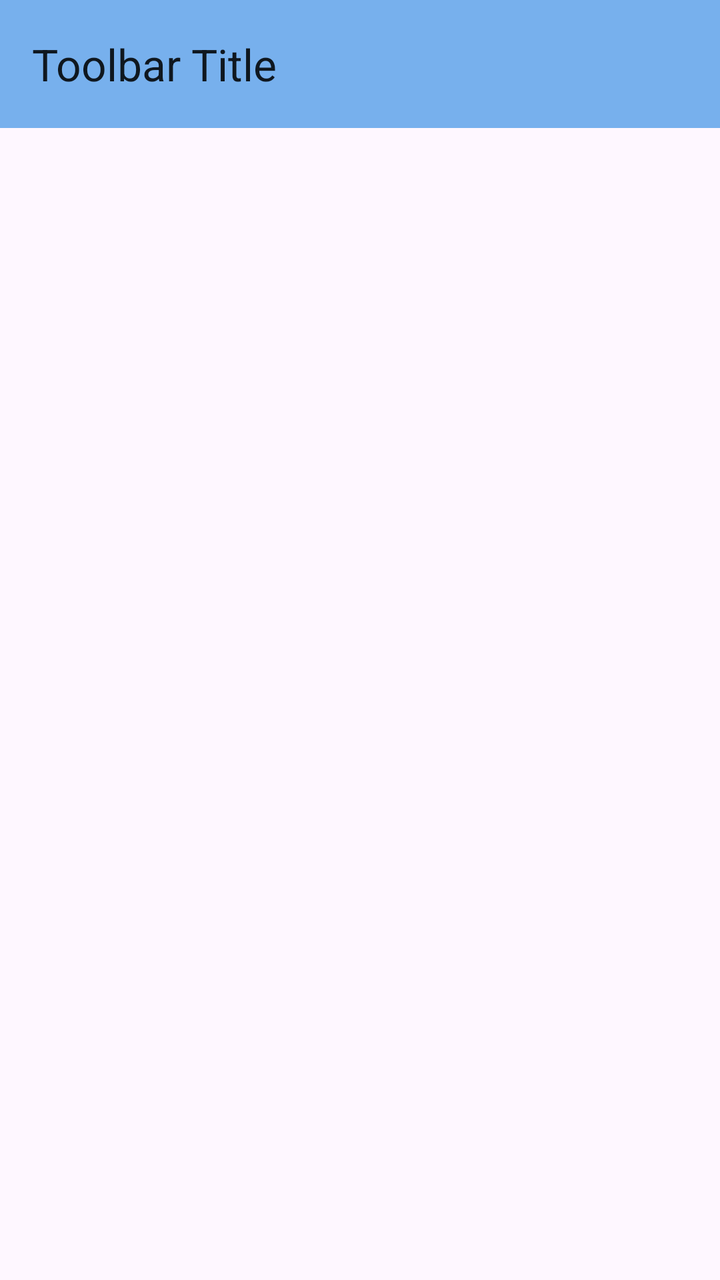
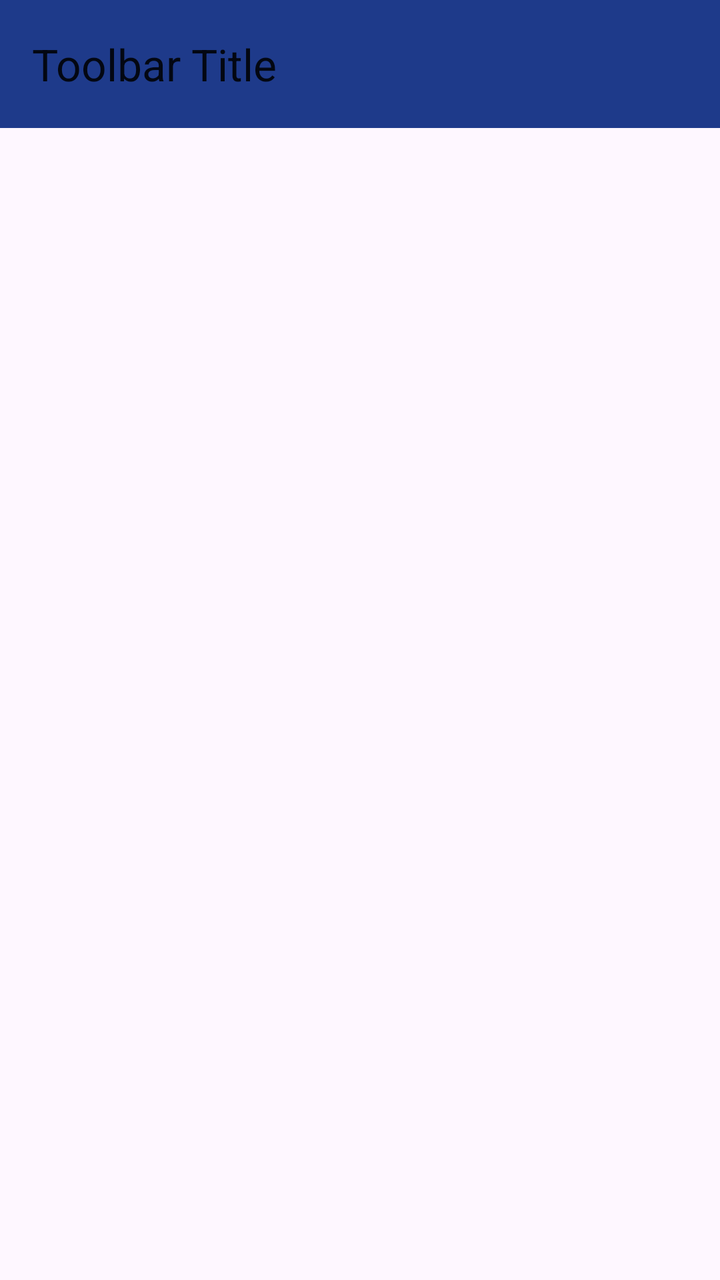

Screens rendered from an Android XML layout before and after an edit, with the pre-edit source and the edit as a unified diff.
<!-- AndroidManifest.xml: application theme Theme.BookExpo -->
<!-- res/layout/activity_main.xml -->
<?xml version="1.0" encoding="utf-8"?>
<androidx.drawerlayout.widget.DrawerLayout xmlns:android="http://schemas.android.com/apk/res/android"
    xmlns:app="http://schemas.android.com/apk/res-auto"
    xmlns:tools="http://schemas.android.com/tools"
    android:id="@+id/drawerLayout"
    android:layout_width="match_parent"
    android:layout_height="match_parent"
    tools:context=".ui.main.MainActivity">

    
    <LinearLayout
        android:layout_width="match_parent"
        android:layout_height="match_parent"
        android:fitsSystemWindows="true"
        android:orientation="vertical">

        <androidx.appcompat.widget.Toolbar
            android:id="@+id/toolbar"
            android:layout_width="match_parent"
            android:layout_height="?attr/actionBarSize"
            android:background="@color/coolBlue"
            android:theme="@style/ThemeOverlay.AppCompat.DayNight"
            app:title="Toolbar Title" />
    </LinearLayout>

    <com.google.android.material.navigation.NavigationView
        android:id="@+id/navigationView"
        android:layout_width="match_parent"
        android:layout_height="match_parent"
        android:layout_gravity="start" />

</androidx.drawerlayout.widget.DrawerLayout>
<!-- resources referenced by this layout -->
<resources>
  <color name="coolBlue">#77B0ED</color>
  <style name="Theme.BookExpo" parent="Base.Theme.BookExpo" />
  <style name="Base.Theme.BookExpo" parent="Theme.Material3.DayNight.NoActionBar">
          
          
      </style>
</resources>

<!-- the commit's change to res/layout/activity_main.xml (unified diff, before → after) -->
@@ -9,16 +9,16 @@
 
     
     <LinearLayout
+        android:id="@+id/linearLayout"
         android:layout_width="match_parent"
         android:layout_height="match_parent"
-        android:fitsSystemWindows="true"
         android:orientation="vertical">
 
         <androidx.appcompat.widget.Toolbar
             android:id="@+id/toolbar"
             android:layout_width="match_parent"
             android:layout_height="?attr/actionBarSize"
-            android:background="@color/coolBlue"
+            android:background="?attr/colorPrimary"
             android:theme="@style/ThemeOverlay.AppCompat.DayNight"
             app:title="Toolbar Title" />
     </LinearLayout>
@@ -27,6 +27,17 @@
         android:id="@+id/navigationView"
         android:layout_width="match_parent"
         android:layout_height="match_parent"
-        android:layout_gravity="start" />
+        android:layout_gravity="start"
+        app:headerLayout="@layout/drawer_header"
+        app:menu="@menu/drawer_menu" />
 
 </androidx.drawerlayout.widget.DrawerLayout>
+<!-- res/layout/drawer_header.xml (included above) -->
+<?xml version="1.0" encoding="utf-8"?>
+<LinearLayout xmlns:android="http://schemas.android.com/apk/res/android"
+    android:layout_width="match_parent"
+    android:layout_height="240dp"
+    android:orientation="vertical"
+    android:background="@color/primary">
+
+</LinearLayout>
<!-- resource entries referenced after the edit -->
@@ -1,10 +1,10 @@
 <!-- resources referenced by this layout -->
 <resources>
-  <color name="coolBlue">#77B0ED</color>
+  <color name="primary">#1E3A8A</color>
   <style name="Theme.BookExpo" parent="Base.Theme.BookExpo" />
   <style name="Base.Theme.BookExpo" parent="Theme.Material3.DayNight.NoActionBar">
           
-          
+           <item name="colorPrimary">@color/primary</item>
       </style>
 </resources>
 
